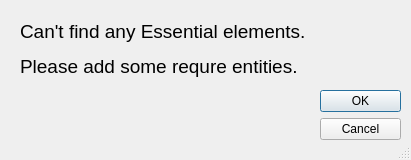
Old version of the form core/warning/zero_value.ui in the repository KmolYuan/Pyslvs-UI.
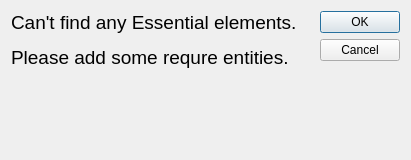
New version of the form. Icons and pictures are not drawn.

Patch:
```diff
--- a/core/warning/zero_value.ui
+++ b/core/warning/zero_value.ui
@@ -30,36 +30,14 @@
     <normaloff>:/icons/main.png</normaloff>:/icons/main.png</iconset>
   </property>
   <property name="sizeGripEnabled">
-   <bool>true</bool>
+   <bool>false</bool>
   </property>
   <property name="modal">
    <bool>true</bool>
   </property>
-  <widget class="QDialogButtonBox" name="buttonBox">
-   <property name="geometry">
-    <rect>
-     <x>320</x>
-     <y>90</y>
-     <width>81</width>
-     <height>61</height>
-    </rect>
-   </property>
-   <property name="orientation">
-    <enum>Qt::Vertical</enum>
-   </property>
-   <property name="standardButtons">
-    <set>QDialogButtonBox::Cancel|QDialogButtonBox::Ok</set>
-   </property>
-  </widget>
+  <layout class="QHBoxLayout" name="horizontalLayout">
+   <item>
   <widget class="QLabel" name="label">
-   <property name="geometry">
-    <rect>
-     <x>20</x>
-     <y>20</y>
-     <width>291</width>
-     <height>131</height>
-    </rect>
-   </property>
    <property name="text">
     <string>&lt;html&gt;&lt;head/&gt;&lt;body&gt;&lt;p&gt;&lt;span style=&quot; font-size:14pt;&quot;&gt;Can't find any Essential elements.&lt;/span&gt;&lt;/p&gt;&lt;p&gt;&lt;span style=&quot; font-size:14pt;&quot;&gt;Please add some requre entities.&lt;/span&gt;&lt;/p&gt;&lt;/body&gt;&lt;/html&gt;</string>
    </property>
@@ -73,6 +51,18 @@
     <bool>true</bool>
    </property>
   </widget>
+   </item>
+   <item>
+    <widget class="QDialogButtonBox" name="buttonBox">
+     <property name="orientation">
+      <enum>Qt::Vertical</enum>
+     </property>
+     <property name="standardButtons">
+      <set>QDialogButtonBox::Cancel|QDialogButtonBox::Ok</set>
+     </property>
+    </widget>
+   </item>
+  </layout>
  </widget>
  <resources>
   <include location="../../icons.qrc"/>
```
Lines whose indentation alone changed are shown as unchanged.
